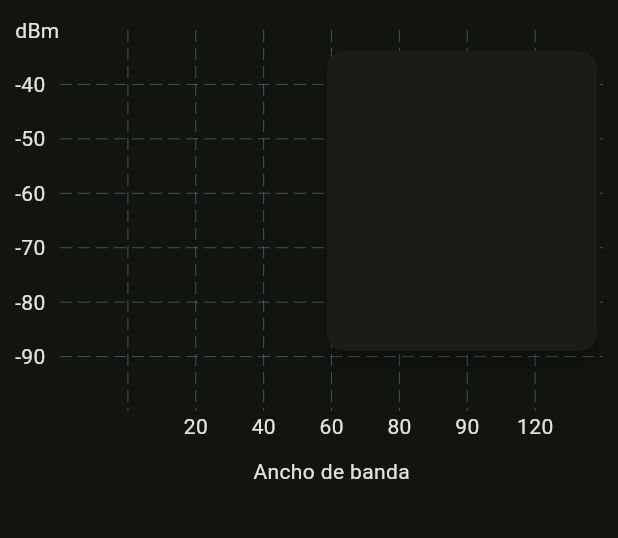
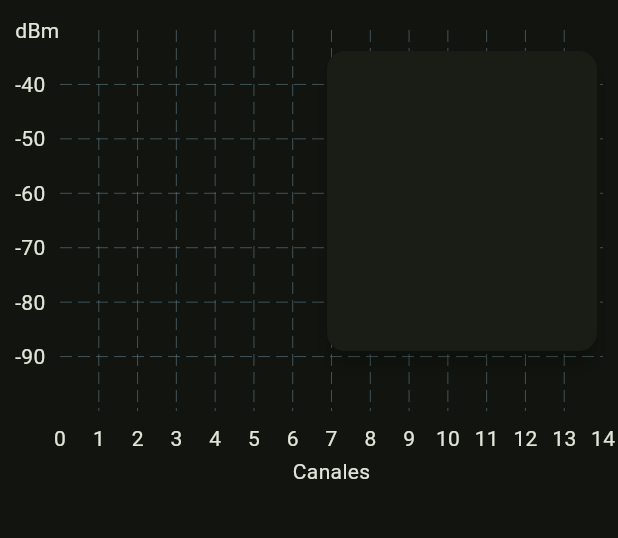
Before and after one commit to luis1112/wifi_app, a Flutter app: the PageChanel screen opened directly, after a tap on "Redes", on a phone screen of 412 x 824 dp, the part 60-598 px from its top. Run offline on Flutter 3.47's test engine with Material 3 defaults, Android fonts, the phone set to English and light mode, and no system bars; drawn by our look-alikes of fl_chart; our stand-ins replace cloud_firestore, connectivity_plus, device_info_plus, firebase_core, flutter_native_splash, google_sign_in and 7 more; missing offline and left inert: dart_ipify, kdgaugeview, network_info_plus, safe_device, tuple_dart, unique_identifier and 2 more; accounts and stored records are empty.

Commit message:
feat: correcion de grafica de canales

```diff
--- a/lib/pages/chanel/items/item.dart
+++ b/lib/pages/chanel/items/item.dart
@@ -3,7 +3,6 @@ import 'package:flutter/material.dart';
 import 'package:wifi/docs.dart';
 
 LineChartData itemChartChanel(List<ItemChartChanel> lineBarsData) {
-  bool isGhz2 = lineBarsData.where((e) => e.item.channelWidth <= 40).isNotEmpty;
   return LineChartData(
     gridData: const FlGridData(
       show: true,
@@ -11,12 +10,12 @@ LineChartData itemChartChanel(List<ItemChartChanel> lineBarsData) {
       horizontalInterval: 1,
       verticalInterval: 1,
     ),
-    titlesData: FlTitlesData(
+    titlesData: const FlTitlesData(
       show: true,
-      topTitles: const AxisTitles(
+      topTitles: AxisTitles(
         sideTitles: SideTitles(showTitles: false),
       ),
-      rightTitles: const AxisTitles(
+      rightTitles: AxisTitles(
         sideTitles: SideTitles(showTitles: false),
       ),
       bottomTitles: AxisTitles(
@@ -24,13 +23,10 @@ LineChartData itemChartChanel(List<ItemChartChanel> lineBarsData) {
           showTitles: true,
           reservedSize: 30,
           interval: 1,
-          getTitlesWidget: (value, meta) {
-            return bottomTitleWidgetsChanel(value, meta, isGhz2);
-          },
         ),
-        axisNameWidget: const Text("Ancho de banda"),
+        axisNameWidget: Text("Canales"),
       ),
-      leftTitles: const AxisTitles(
+      leftTitles: AxisTitles(
         sideTitles: SideTitles(
           showTitles: true,
           reservedSize: 30,
@@ -44,8 +40,7 @@ LineChartData itemChartChanel(List<ItemChartChanel> lineBarsData) {
       border: Border.all(color: const Color(0xff37434d)),
     ),
     minX: 0,
-    // maxX: 11,
-    maxX: isGhz2 ? 6 : 8,
+    maxX:  14,
     minY: 0,
     maxY: 7,
     lineTouchData: const LineTouchData(enabled: false),
--- a/lib/pages/chanel/items/item_chanel.dart
+++ b/lib/pages/chanel/items/item_chanel.dart
@@ -9,30 +9,30 @@ LineChartBarData? listChartChanel(Color color, int chanel, int level) {
   var x = (5.3 * f) / 60;
   var lis20 = itemBarDataChanel([
     const FlSpot(1, 0),
-    FlSpot(1.5, x),
-    FlSpot(2.5, x),
-    const FlSpot(3, 0),
-  ], color);
-  if (chanel == 20) return lis20;
-  var lis40 = itemBarDataChanel([
-    const FlSpot(1, 0),
     FlSpot(2, x),
     FlSpot(4, x),
     const FlSpot(5, 0),
   ], color);
+  if (chanel == 20) return lis20;
+  var lis40 = itemBarDataChanel([
+    const FlSpot(2, 0),
+    FlSpot(3, x),
+    FlSpot(5.8, x),
+    const FlSpot(7, 0),
+  ], color);
   if (chanel == 40) return lis40;
   var lis80 = itemBarDataChanel([
-    const FlSpot(3, 0),
-    FlSpot(4, x),
-    FlSpot(6, x),
-    const FlSpot(7, 0),
+    const FlSpot(4, 0),
+    FlSpot(5, x),
+    FlSpot(7.8, x),
+    const FlSpot(9, 0),
   ], color);
   if (chanel == 80) return lis80;
   var lis160 = itemBarDataChanel([
-    const FlSpot(7, 0),
-    FlSpot(8, x),
-    FlSpot(10, x),
-    const FlSpot(11, 0),
+    const FlSpot(8, 0),
+    FlSpot(9, x),
+    FlSpot(11.8, x),
+    const FlSpot(13, 0),
   ], color);
   if (chanel == 80) return lis160;
   return null;
@@ -98,20 +98,6 @@ Widget itemNetworksChanel(List<ItemChartChanel> lineBarsData) {
   );
 }
 
-Widget bottomTitleWidgetsChanel(double value, TitleMeta meta, bool isGhz2) {
-  String text = "";
-  if (value.toInt() == 2) text = '20';
-  if (value.toInt() == 3) text = '40';
-  if (value.toInt() == 4) text = '60';
-  if (value.toInt() == 5) text = '80';
-  if (value.toInt() == 6) text = isGhz2 ? '' : '90';
-  if (value.toInt() == 7) text = '120';
-  // if (value.toInt() == 8) text = '140';
-  if (value.toInt() == 8) text = '';
-  if (value.toInt() == 9) text = '160';
-  return Text(text, textAlign: TextAlign.left);
-}
-
 Widget rightTitleWidgetsChanel(double value, TitleMeta meta) {
   String text = "";
   if (value.toInt() == 1) text = '-90';
--- a/lib/providers/provider_connection.dart
+++ b/lib/providers/provider_connection.dart
@@ -169,7 +169,7 @@ class ProviderConnection with ChangeNotifier {
     if (can == CanGetScannedResults.yes) {
       var points = await WiFiScan.instance.getScannedResults();
       accessPoints = points.map((e) {
-        var chanel = "${e.channelWidth?.name ?? 20}".replaceAll("MHz", "");
+        var chanel = "${e.channelWidth?.name ?? 20}".replaceAll("mhz", "");
         return AccessPoint(
           ssid: e.ssid,
           bssid: e.bssid,
```
